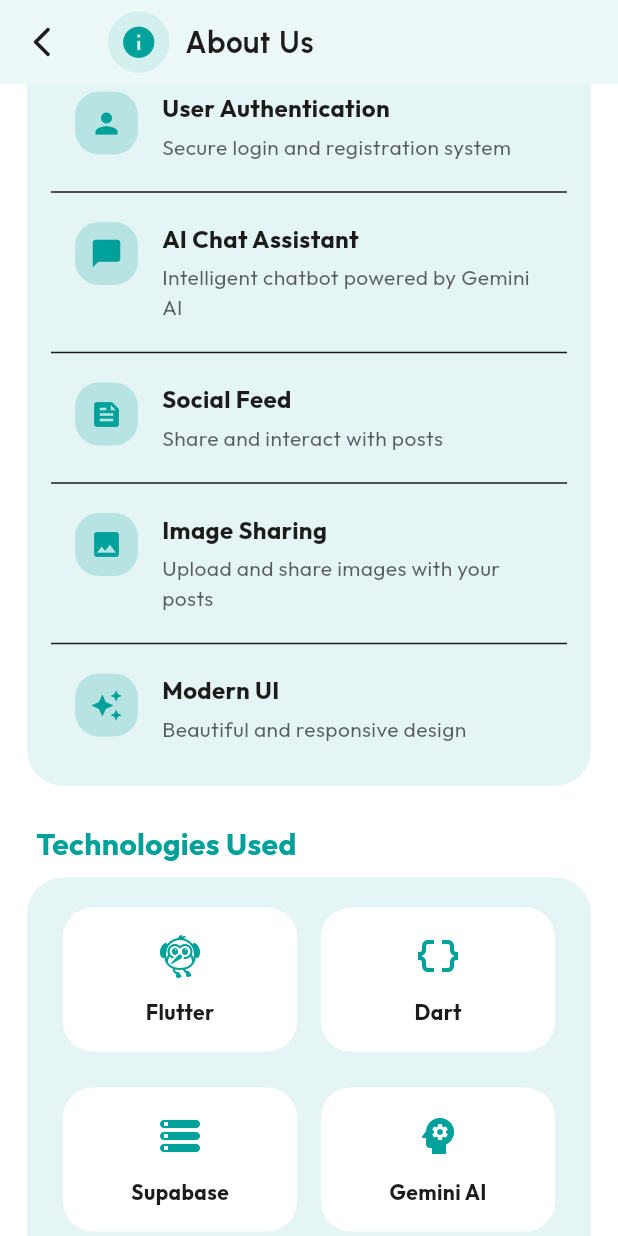
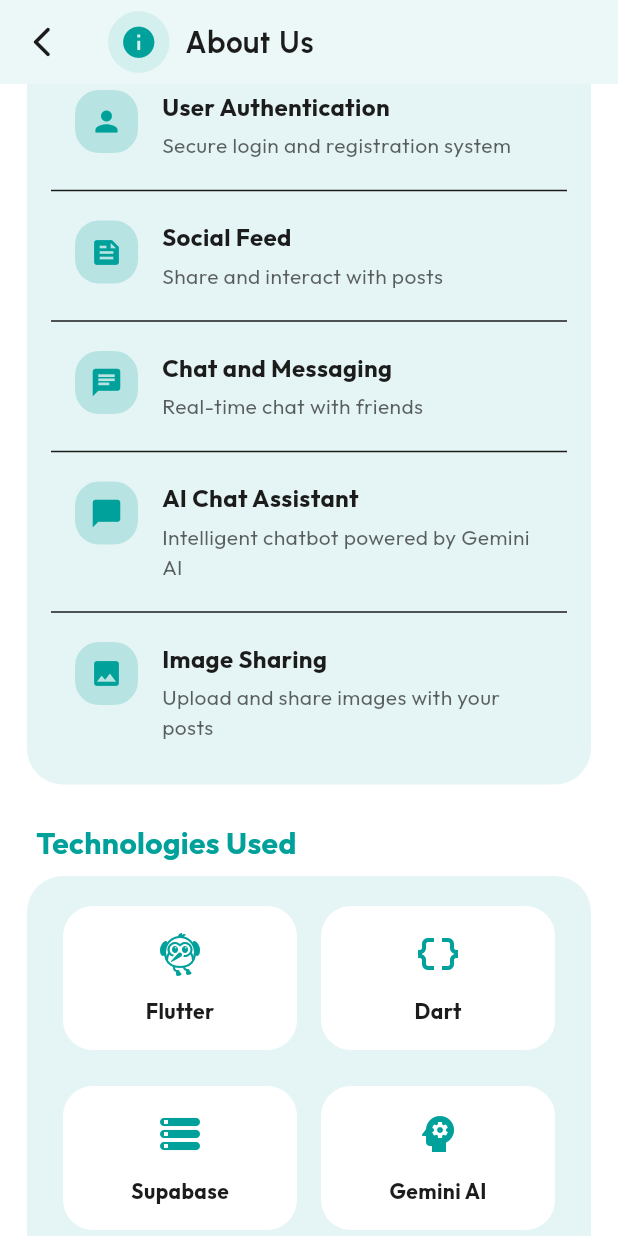
Before and after one commit to Mahad-Ghauri/KONEXEA, a Flutter app: the AboutPage screen opened directly, scrolled down 576 dp, on a phone screen of 412 x 824 dp. Run offline on Flutter 3.47's test engine with Material 3 defaults, Android fonts, the phone set to English and light mode, and no system bars; our stand-ins replace cached_network_image, carousel_slider, cloud_firestore, curved_navigation_bar, firebase_core, fluttertoast and 8 more; missing offline and left inert: google_mlkit_translation; accounts and stored records are empty; network calls fail; statements that could not run were skipped.

Commit message:
refactor: Remove unused launcher icons and update app branding to Konexea

```diff
--- a/lib/views/Interface/profile/about_page.dart
+++ b/lib/views/Interface/profile/about_page.dart
@@ -94,7 +94,7 @@ class AboutPage extends StatelessWidget {
                         ),
                         child: Center(
                           child: Icon(
-                            Icons.swap_calls,
+                            Icons.group,
                             size: 70,
                             color: Theme.of(context).colorScheme.tertiary,
                           ),
@@ -102,7 +102,7 @@ class AboutPage extends StatelessWidget {
                       ),
                       const SizedBox(height: 16),
                       Text(
-                        "Social Swap",
+                        "Konexea",
                         style: TextStyle(
                           fontFamily: GoogleFonts.lobsterTwo().fontFamily,
                           fontSize: 36,
@@ -149,13 +149,13 @@ class AboutPage extends StatelessWidget {
                 const SizedBox(height: 32),
 
                 // App description
-                AboutComponents.buildSectionTitle(context, "About Social Swap"),
+                AboutComponents.buildSectionTitle(context, "About Konexea"),
                 AboutComponents.buildCard(
                   context,
                   child: Padding(
                     padding: const EdgeInsets.all(16.0),
                     child: Text(
-                      "Social Swap is a modern social media application that combines the power of AI with social networking. Share your thoughts, connect with others, and interact with our intelligent AI chatbot.",
+                      "Konexea is a modern social media application that combines the power of AI with social networking. Share your thoughts, connect with others, and interact with our intelligent AI chatbot.",
                       textAlign: TextAlign.justify,
                       style: TextStyle(
                         fontSize: 16,
@@ -184,6 +184,20 @@ class AboutPage extends StatelessWidget {
                         ),
                         const Divider(),
                         AboutComponents.buildFeatureItem(
+                          icon: Icons.feed,
+                          title: "Social Feed",
+                          description: "Share and interact with posts",
+                          context: context,
+                        ),
+                        const Divider(),
+                        AboutComponents.buildFeatureItem(
+                          icon: Icons.chat,
+                          title: "Chat and Messaging",
+                          description: "Real-time chat with friends",
+                          context: context,
+                        ),
+                        const Divider(),
+                        AboutComponents.buildFeatureItem(
                           icon: Icons.chat_bubble,
                           title: "AI Chat Assistant",
                           description:
@@ -192,24 +206,10 @@ class AboutPage extends StatelessWidget {
                         ),
                         const Divider(),
                         AboutComponents.buildFeatureItem(
-                          icon: Icons.feed,
-                          title: "Social Feed",
-                          description: "Share and interact with posts",
-                          context: context,
-                        ),
-                        const Divider(),
-                        AboutComponents.buildFeatureItem(
                           icon: Icons.image,
                           title: "Image Sharing",
                           description:
                               "Upload and share images with your posts",
-                          context: context,
-                        ),
-                        const Divider(),
-                        AboutComponents.buildFeatureItem(
-                          icon: Icons.auto_awesome,
-                          title: "Modern UI",
-                          description: "Beautiful and responsive design",
                           context: context,
                         ),
                       ],
@@ -452,6 +452,14 @@ class AboutPage extends StatelessWidget {
                         AboutComponents.buildContactItem(
                           icon: Icons.public,
                           title: "GitHub",
+                          value: "https://github.com/MahateerMuhammad",
+                          onTap: () => _launchUrl(
+                              "https://github.com/Mahad-Ghauri/Social-Swap-Main"),
+                          context: context,
+                        ),
+                        AboutComponents.buildContactItem(
+                          icon: Icons.public,
+                          title: "GitHub",
                           value: "https://github.com/Mahad-Ghauri",
                           onTap: () => _launchUrl(
                               "https://github.com/Mahad-Ghauri/Social-Swap-Main"),
```
Also changed, not shown: lib/views/Interface/Chat/chat_page.dart (+1 -11 lines), lib/views/Interface/feed_page.dart (+29 -25 lines), lib/views/components/Chat/message_bubble.dart (+13 -8 lines), lib/views/components/custom_app_bar.dart (+19 -12 lines), 6 other files.
